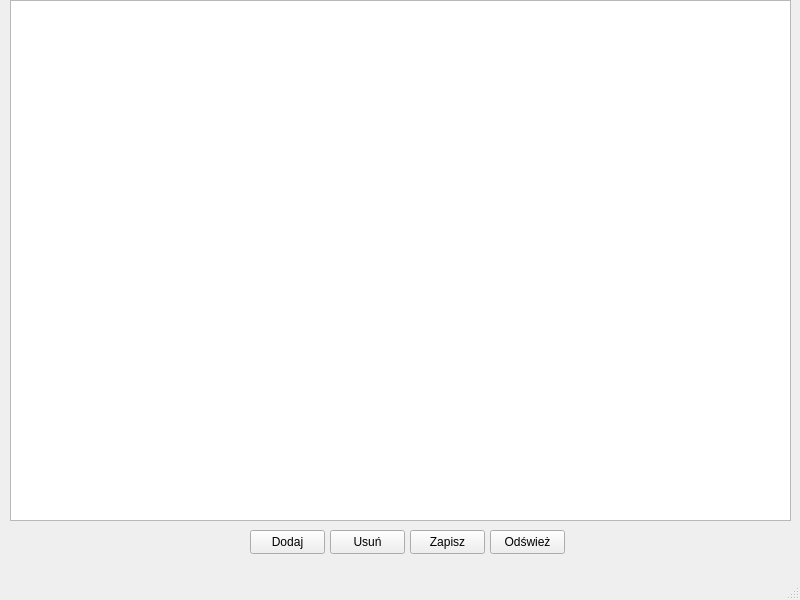
SwingyMan/LibraryManagerQT, file mainwindow.ui: the form before one commit.
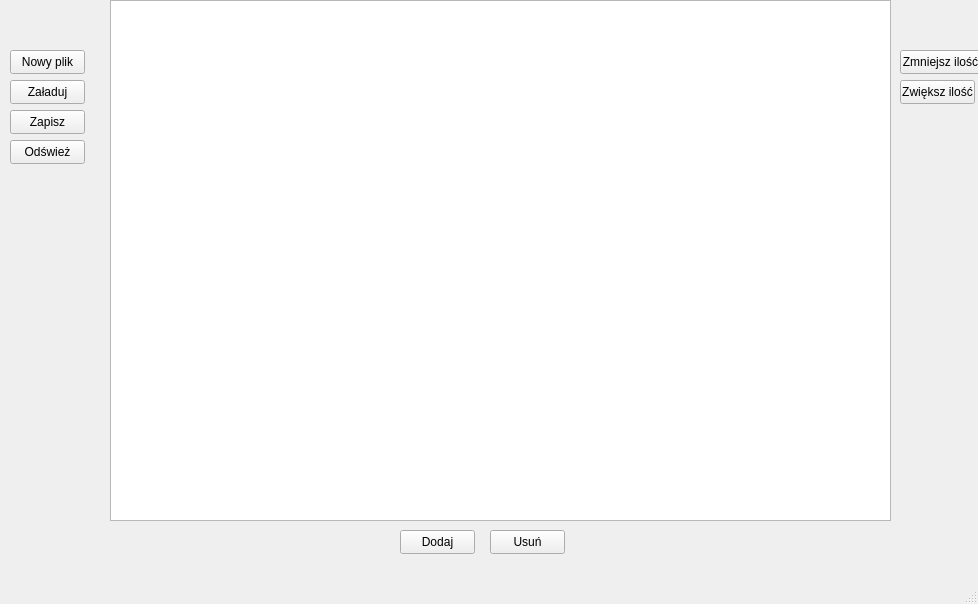
The form after the commit.

Patch:
```diff
--- a/mainwindow.ui
+++ b/mainwindow.ui
@@ -6,8 +6,8 @@
    <rect>
     <x>0</x>
     <y>0</y>
-    <width>800</width>
-    <height>600</height>
+    <width>978</width>
+    <height>604</height>
    </rect>
   </property>
   <property name="windowTitle">
@@ -17,7 +17,7 @@
    <widget class="QListView" name="listView">
     <property name="geometry">
      <rect>
-      <x>10</x>
+      <x>110</x>
       <y>0</y>
       <width>781</width>
       <height>521</height>
@@ -27,21 +27,21 @@
    <widget class="QPushButton" name="pushButton_2">
     <property name="geometry">
      <rect>
-      <x>490</x>
-      <y>530</y>
+      <x>10</x>
+      <y>50</y>
       <width>75</width>
       <height>24</height>
      </rect>
     </property>
     <property name="text">
-     <string>Odśwież</string>
+     <string>Nowy plik</string>
     </property>
    </widget>
    <widget class="QPushButton" name="pushButton_3">
     <property name="geometry">
      <rect>
-      <x>410</x>
-      <y>530</y>
+      <x>10</x>
+      <y>110</y>
       <width>75</width>
       <height>24</height>
      </rect>
@@ -53,7 +53,7 @@
    <widget class="QPushButton" name="pushButton_4">
     <property name="geometry">
      <rect>
-      <x>330</x>
+      <x>490</x>
       <y>530</y>
       <width>75</width>
       <height>24</height>
@@ -66,7 +66,7 @@
    <widget class="QPushButton" name="pushButton_5">
     <property name="geometry">
      <rect>
-      <x>250</x>
+      <x>400</x>
       <y>530</y>
       <width>75</width>
       <height>24</height>
@@ -76,6 +76,58 @@
      <string>Dodaj</string>
     </property>
    </widget>
+   <widget class="QPushButton" name="pushButton">
+    <property name="geometry">
+     <rect>
+      <x>10</x>
+      <y>80</y>
+      <width>75</width>
+      <height>24</height>
+     </rect>
+    </property>
+    <property name="text">
+     <string>Załaduj</string>
+    </property>
+   </widget>
+   <widget class="QPushButton" name="pushButton_6">
+    <property name="geometry">
+     <rect>
+      <x>900</x>
+      <y>80</y>
+      <width>75</width>
+      <height>24</height>
+     </rect>
+    </property>
+    <property name="text">
+     <string>Zwiększ ilość</string>
+    </property>
+   </widget>
+   <widget class="QPushButton" name="pushButton_7">
+    <property name="geometry">
+     <rect>
+      <x>900</x>
+      <y>50</y>
+      <width>81</width>
+      <height>24</height>
+     </rect>
+    </property>
+    <property name="text">
+     <string>Zmniejsz ilość</string>
+    </property>
+   </widget>
+   <widget class="QPushButton" name="pushButton_8">
+    <property name="geometry">
+     <rect>
+      <x>10</x>
+      <y>140</y>
+      <width>75</width>
+      <height>24</height>
+     </rect>
+    </property>
+    <property name="text">
+     <string>Odśwież</string>
+    </property>
+   </widget>
   </widget>
   <widget class="QMenuBar" name="menubar">
    <property name="geometry">
```
Left out of the diff: 2 changed lines with no effect on the pictures.
